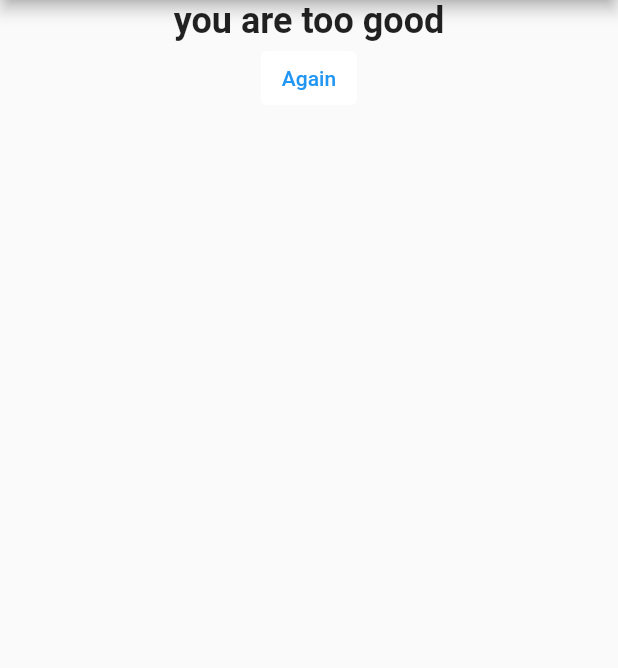
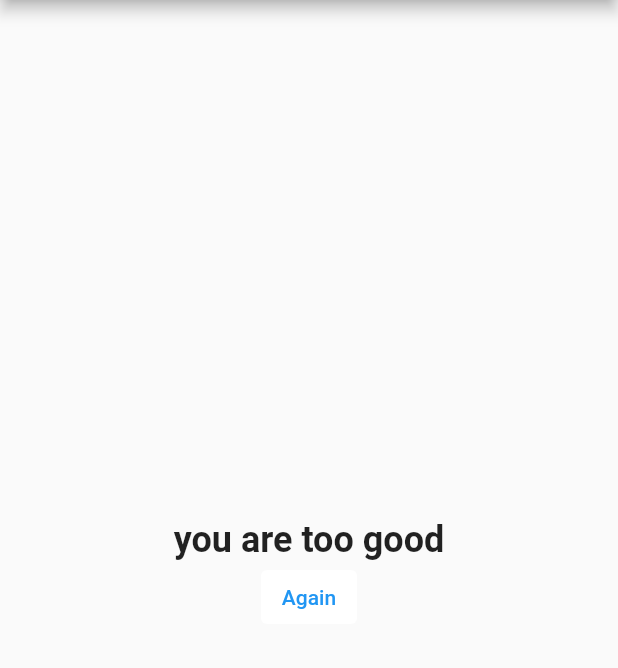
Before and after one commit to Yiukihiro/AniSearcher, a Flutter app: the screen it shows after launch, after a tap on "first answer", after a tap on "try second", after a tap on "third get", on a phone screen of 412 x 824 dp, the part 84-752 px from its top. Run offline on Flutter 3.47's test engine with Material 2 defaults, Android fonts, the phone set to English and light mode, and no system bars.

Commit message:
AxisAlignment.center -comms

```diff
--- a/main app/starter/lib/result.dart
+++ b/main app/starter/lib/result.dart
@@ -22,6 +22,7 @@ class Result extends StatelessWidget {
   @override
   Widget build(BuildContext context) {
     return Column(
+      mainAxisAlignment: MainAxisAlignment.center,
       children: [
         Center(
           child: Text(
@@ -30,7 +31,6 @@ class Result extends StatelessWidget {
             style: const TextStyle(fontSize: 24, fontWeight: FontWeight.bold),
           ),
         ),
-        // ignore: deprecated_member_use
         TextButton(
           onPressed: restart,
           style: ButtonStyle(
```
